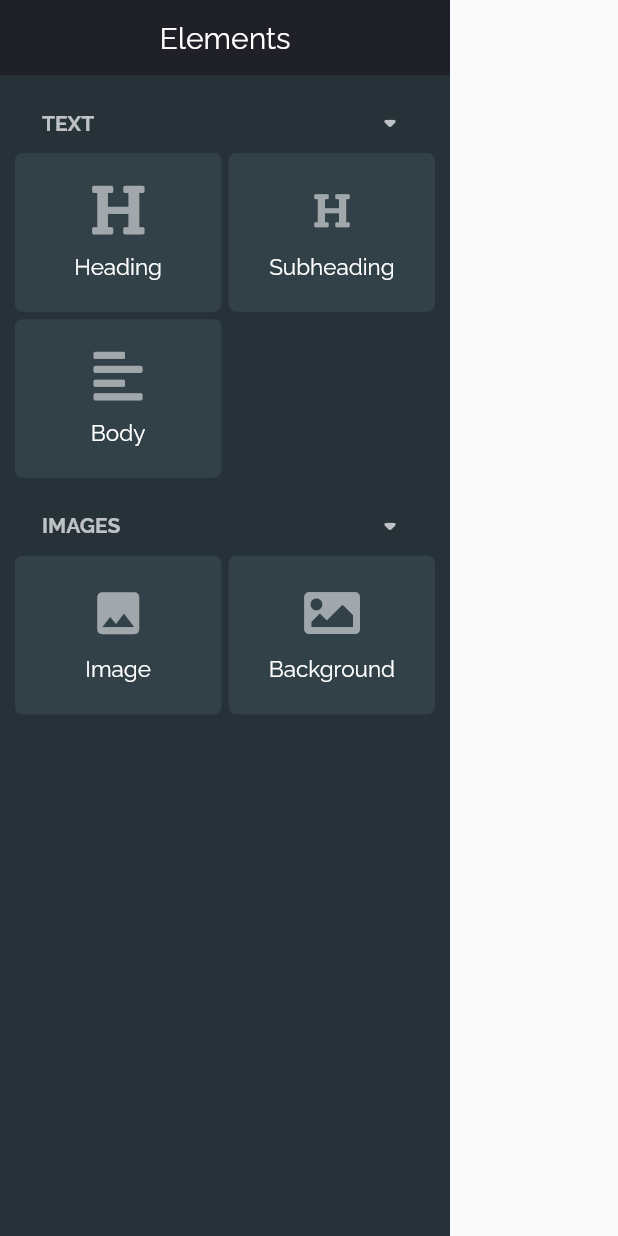
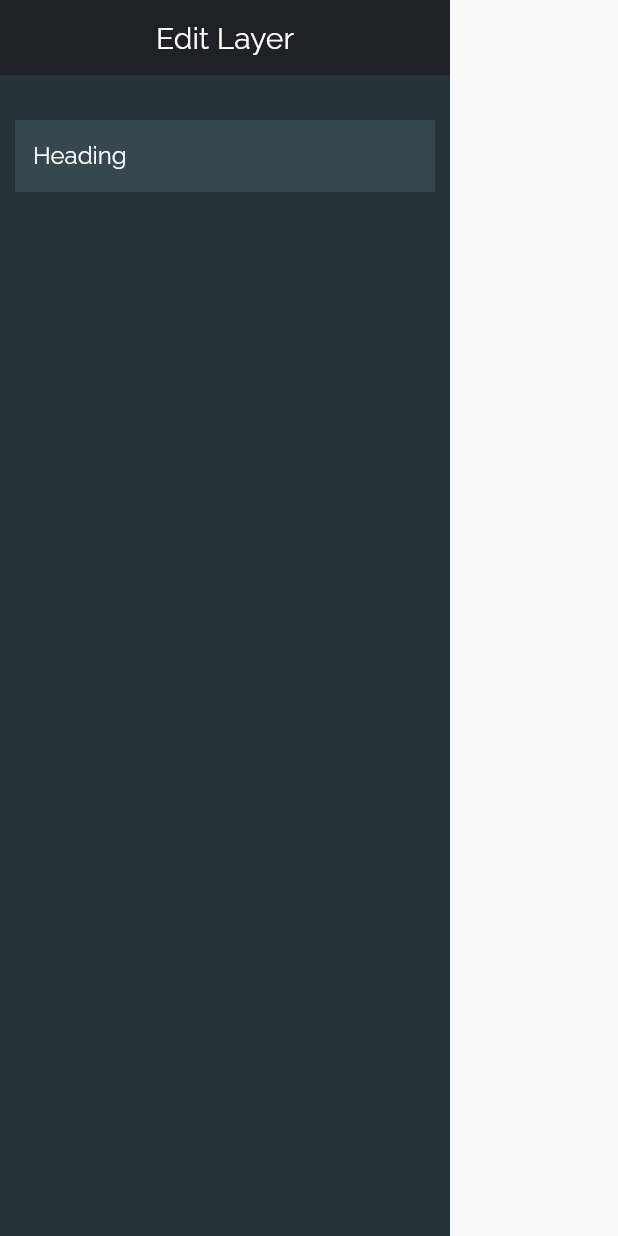
Before and after one commit to wilsonowilson/repaint, a Flutter app: the SideBar widget shown alone on an empty page, opened directly, after a tap on "Heading", on a phone screen of 412 x 824 dp. Run offline on Flutter 3.47's test engine with Material 2 defaults, Android fonts, the phone set to English and light mode, and no system bars; our stand-ins replace bloc, dartz, equatable, file_picker, flutter_bloc, font_awesome_flutter and 2 more; missing offline and left inert: file_selector, layout.

Commit message:
Added auto resizing to text

```diff
--- a/lib/application/cubit/canvas_cubit.dart
+++ b/lib/application/cubit/canvas_cubit.dart
@@ -2,7 +2,9 @@ import 'package:bloc/bloc.dart';
 import 'package:dartz/dartz.dart';
 import 'package:equatable/equatable.dart';
 import 'package:repaint/models/core/canvas.dart';
+import 'package:repaint/models/layer/image.dart';
 import 'package:repaint/models/layer/layer.dart';
+import 'package:repaint/models/layer/text.dart';
 import 'package:uuid/uuid.dart';
 
 part 'canvas_state.dart';
--- a/lib/application/cubit/canvas_state.dart
+++ b/lib/application/cubit/canvas_state.dart
@@ -19,6 +19,12 @@ class CanvasState extends Equatable {
   @override
   List<Object> get props => [layers, selectedLayer, canvas];
 
+  bool get isInEditMode => selectedLayer.isSome();
+  IdentityLayer get selectedOption {
+    assert(isInEditMode, 'Only call this method if in edit mode');
+    return selectedLayer.fold(() => null, (a) => a)!;
+  }
+
   CanvasState copyWith({
     List<IdentityLayer>? layers,
     RCanvas? canvas,
@@ -31,3 +37,8 @@ class CanvasState extends Equatable {
     );
   }
 }
+
+extension LayerIdentificationExtension on IdentityLayer {
+  bool get isTextLayer => data is TextLayer;
+  bool get isImageLayer => data is ImageLayer;
+}
--- a/lib/components/painting_area.dart
+++ b/lib/components/painting_area.dart
@@ -521,6 +521,7 @@ class _SelectableComponentState extends State<SelectableComponent> {
 
             final newHeight = startingPosition! + e.localPosition.dy;
             if (newHeight < 20) return;
+
             final newLayer = layer.copyWith(
               size: Size(
                 layer.size.width,
--- a/lib/components/sidebar/editing_sidebar.dart
+++ b/lib/components/sidebar/editing_sidebar.dart
@@ -1,24 +1,63 @@
 import 'package:flutter/material.dart';
 import 'package:repaint/application/cubit/canvas_cubit.dart';
 import 'package:flutter_bloc/flutter_bloc.dart';
+import 'package:repaint/models/layer/layer.dart';
+import 'package:repaint/models/layer/text.dart';
 
 class EditingSidebar extends StatelessWidget {
   @override
   Widget build(BuildContext context) {
     final cubit = context.watch<CanvasCubit>();
+    final state = cubit.state;
 
     return Container(
       margin: EdgeInsets.only(top: 30),
-      child: Column(
-        children: [],
-      ),
+      child: state.selectedOption.isTextLayer
+          ? TextLayerEditSidebar(identityLayer: state.selectedOption)
+          : SizedBox(),
     );
   }
 }
 
 class TextLayerEditSidebar extends StatelessWidget {
+  const TextLayerEditSidebar({
+    Key? key,
+    required this.identityLayer,
+  }) : super(key: key);
+  final IdentityLayer identityLayer;
+
   @override
   Widget build(BuildContext context) {
-    return Container();
+    final layer = identityLayer.data as TextLayer;
+    return Column(
+      children: [
+        Container(
+          child: TextFormField(
+            initialValue: layer.text,
+            maxLines: null,
+            decoration: InputDecoration(
+              filled: true,
+              fillColor: Colors.blueGrey.shade800,
+              border: InputBorder.none,
+            ),
+            style: TextStyle(color: Colors.white),
+            onChanged: (e) {
+              final span = TextSpan(text: layer.text, style: layer.style);
+              final tp = TextPainter(
+                text: span,
+                textAlign: TextAlign.left,
+                textDirection: TextDirection.ltr,
+              );
+              tp.layout(maxWidth: layer.size.width);
+              final newLayer = layer.copyWith(
+                  text: e, size: Size(layer.size.width, tp.size.height));
+              context
+                  .read<CanvasCubit>()
+                  .editLayer(identityLayer.copyWith(data: newLayer));
+            },
+          ),
+        ),
+      ],
+    );
   }
 }
--- a/lib/components/sidebar.dart
+++ b/lib/components/sidebar/sidebar.dart
@@ -4,6 +4,7 @@ import 'package:font_awesome_flutter/font_awesome_flutter.dart';
 import 'package:google_fonts/google_fonts.dart';
 import 'package:repaint/application/cubit/canvas_cubit.dart';
 import 'package:repaint/application/utils/image_picker.dart';
+import 'package:repaint/components/sidebar/editing_sidebar.dart';
 import 'package:repaint/models/layer/image.dart';
 import 'package:repaint/models/layer/layer.dart';
 import 'package:repaint/models/layer/text.dart';
@@ -12,11 +13,39 @@ import 'package:flutter_bloc/flutter_bloc.dart';
 class SideBar extends StatelessWidget {
   @override
   Widget build(BuildContext context) {
+    final cubit = context.watch<CanvasCubit>();
+    final state = cubit.state;
+    final isEditing = state.isInEditMode;
+
     return Container(
       height: double.maxFinite,
       width: 300,
       color: Colors.blueGrey.shade900,
-      child: Column(
+      child: SidebarPanel(
+        title: isEditing ? 'Edit Layer' : 'Elements',
+        children: [
+          if (!isEditing) ...[
+            TextLayers(),
+            ImageLayers(),
+          ] else
+            EditingSidebar(),
+        ],
+      ),
+    );
+  }
+}
+
+class SidebarPanel extends StatelessWidget {
+  const SidebarPanel({
+    Key? key,
+    required this.children,
+    required this.title,
+  }) : super(key: key);
+  final String title;
+  final List<Widget> children;
+  @override
+  Widget build(BuildContext context) {
+    return Column(
       children: [
         Container(
           color: Color(0xFF202029),
@@ -24,7 +53,7 @@ class SideBar extends StatelessWidget {
           width: double.maxFinite,
           alignment: Alignment.center,
           child: Text(
-              'Elements',
+            title,
             style: GoogleFonts.raleway(
               color: Colors.white,
               fontSize: 20,
@@ -34,14 +63,10 @@ class SideBar extends StatelessWidget {
         Expanded(
           child: ListView(
             padding: EdgeInsets.symmetric(horizontal: 10),
-              children: [
-                TextLayers(),
-                ImageLayers(),
-              ],
+            children: children,
           ),
         ),
       ],
-      ),
     );
   }
 }
@@ -72,7 +97,7 @@ class TextLayers extends StatelessWidget {
     );
     final subheading = TextLayer(
       offset: Offset.zero,
-      size: Size(120, 30),
+      size: Size(120, 25),
       style: GoogleFonts.raleway(
         fontSize: 20,
         fontWeight: FontWeight.w600,
--- a/lib/pages/create_page.dart
+++ b/lib/pages/create_page.dart
@@ -2,7 +2,7 @@ import 'package:flutter/material.dart';
 import 'package:flutter_bloc/flutter_bloc.dart';
 import 'package:repaint/application/cubit/canvas_cubit.dart';
 import 'package:repaint/components/painting_area.dart';
-import 'package:repaint/components/sidebar.dart';
+import 'package:repaint/components/sidebar/sidebar.dart';
 import 'package:repaint/components/top_bar.dart';
 import 'package:repaint/models/core/canvas.dart';
 
```
Also changed, not shown: lib/components/edit_bar.dart (+13 -23 lines). Lines whose indentation alone changed are shown as unchanged.
